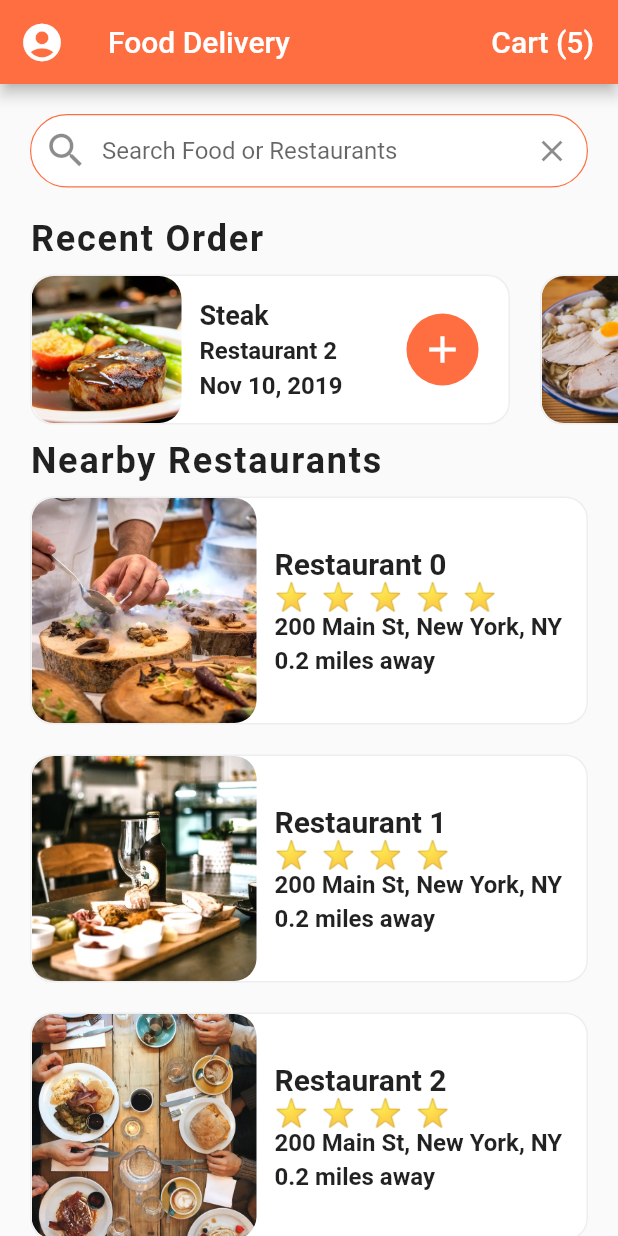
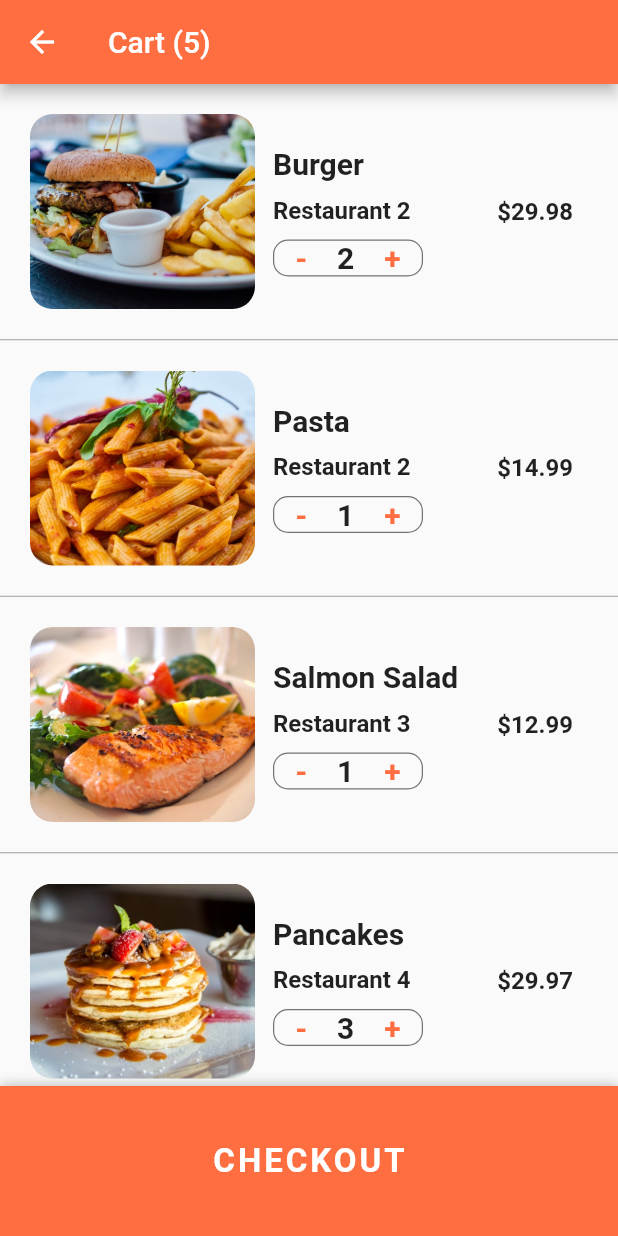
Before and after one commit to Gabriellvs60/flutter_food_delivery_ui, a Flutter app: the screen it shows after launch, after a tap on an icon or button, on a phone screen of 412 x 824 dp. Run offline on Flutter 3.47's test engine with Material 2 defaults, Android fonts, the phone set to English and light mode, and no system bars.

Commit message:
:lipstick: cart screen

```diff
--- /dev/null
+++ b/lib/screens/cart_screen.dart
@@ -0,0 +1,227 @@
+import 'package:flutter/material.dart';
+import 'package:flutter_food_delivery_ui/data/data.dart';
+import 'package:flutter_food_delivery_ui/models/order.dart';
+
+class CartScreen extends StatefulWidget {
+  @override
+  _CartScreenState createState() => _CartScreenState();
+}
+
+class _CartScreenState extends State<CartScreen> {
+  _buildCartItem(Order order) {
+    return Container(
+      padding: EdgeInsets.all(20.0),
+      height: 170.0,
+      child: Row(
+        children: <Widget>[
+          Expanded(
+            child: Row(
+              children: <Widget>[
+                Container(
+                  width: 150.0,
+                  decoration: BoxDecoration(
+                    image: DecorationImage(
+                      image: AssetImage(order.food.imageUrl),
+                      fit: BoxFit.cover,
+                    ),
+                    borderRadius: BorderRadius.circular(15.0),
+                  ),
+                ),
+                Expanded(
+                  child: Container(
+                    margin: EdgeInsets.all(12.0),
+                    child: Column(
+                      mainAxisAlignment: MainAxisAlignment.center,
+                      crossAxisAlignment: CrossAxisAlignment.start,
+                      children: <Widget>[
+                        Text(
+                          order.food.name,
+                          style: TextStyle(
+                            fontSize: 20.0,
+                            fontWeight: FontWeight.bold,
+                          ),
+                          overflow: TextOverflow.ellipsis,
+                        ),
+                        SizedBox(height: 10.0),
+                        Text(
+                          order.restaurant.name,
+                          style: TextStyle(
+                            fontSize: 16.0,
+                            fontWeight: FontWeight.w600,
+                          ),
+                          overflow: TextOverflow.ellipsis,
+                        ),
+                        SizedBox(height: 10.0),
+                        Container(
+                          width: 100.0,
+                          decoration: BoxDecoration(
+                            borderRadius: BorderRadius.circular(10.0),
+                            border: Border.all(
+                              width: 0.8,
+                              color: Colors.black54,
+                            ),
+                          ),
+                          child: Row(
+                            mainAxisAlignment: MainAxisAlignment.center,
+                            children: <Widget>[
+                              GestureDetector(
+                                onTap: () {},
+                                child: Text(
+                                  '-',
+                                  style: TextStyle(
+                                    color: Theme.of(context).primaryColor,
+                                    fontSize: 20.0,
+                                    fontWeight: FontWeight.w600,
+                                  ),
+                                ),
+                              ),
+                              SizedBox(width: 20.0),
+                              Text(
+                                order.quantity.toString(),
+                                style: TextStyle(
+                                  fontSize: 20.0,
+                                  fontWeight: FontWeight.w600,
+                                ),
+                              ),
+                              SizedBox(width: 20.0),
+                              GestureDetector(
+                                onTap: () {},
+                                child: Text(
+                                  '+',
+                                  style: TextStyle(
+                                    color: Theme.of(context).primaryColor,
+                                    fontSize: 20.0,
+                                    fontWeight: FontWeight.w600,
+                                  ),
+                                ),
+                              ),
+                            ],
+                          ),
+                        ),
+                      ],
+                    ),
+                  ),
+                )
+              ],
+            ),
+          ),
+          Container(
+            margin: EdgeInsets.all(10.0),
+            child: Text(
+              '\$${order.quantity * order.food.price}',
+              style: TextStyle(
+                fontSize: 16.0,
+                fontWeight: FontWeight.w600,
+              ),
+            ),
+          ),
+        ],
+      ),
+    );
+  }
+
+  @override
+  Widget build(BuildContext context) {
+    double totalPrice = 0;
+    currentUser.cart.forEach(
+      (Order order) => totalPrice += order.quantity * order.food.price,
+    );
+
+    return Scaffold(
+      appBar: AppBar(
+        title: Text('Cart (${currentUser.cart.length})'),
+      ),
+      body: ListView.separated(
+        itemCount: currentUser.cart.length + 1,
+        itemBuilder: (BuildContext context, int index) {
+          if (index < currentUser.cart.length) {
+            Order order = currentUser.cart[index];
+            return _buildCartItem(order);
+          }
+          return Padding(
+            padding: EdgeInsets.all(20.0),
+            child: Column(
+              children: <Widget>[
+                Row(
+                  mainAxisAlignment: MainAxisAlignment.spaceBetween,
+                  children: <Widget>[
+                    Text(
+                      'Estimated Delivery Time:',
+                      style: TextStyle(
+                        fontSize: 20.0,
+                        fontWeight: FontWeight.w600,
+                      ),
+                    ),
+                    Text(
+                      '25 min',
+                      style: TextStyle(
+                        fontSize: 20.0,
+                        fontWeight: FontWeight.w600,
+                      ),
+                    ),
+                  ],
+                ),
+                SizedBox(height: 10.0),
+                Row(
+                  mainAxisAlignment: MainAxisAlignment.spaceBetween,
+                  children: <Widget>[
+                    Text(
+                      'Total Cost:',
+                      style: TextStyle(
+                        fontSize: 20.0,
+                        fontWeight: FontWeight.w600,
+                      ),
+                    ),
+                    Text(
+                      '\$${totalPrice.toStringAsFixed(2)}',
+                      style: TextStyle(
+                        color: Colors.green[700],
+                        fontSize: 20.0,
+                        fontWeight: FontWeight.w600,
+                      ),
+                    ),
+                  ],
+                ),
+                SizedBox(height: 80.0),
+              ],
+            ),
+          );
+        },
+        separatorBuilder: (BuildContext context, int index) {
+          return Divider(
+            height: 1.0,
+            color: Colors.grey,
+          );
+        },
+      ),
+      bottomSheet: Container(
+        height: 100.0,
+        width: MediaQuery.of(context).size.width,
+        decoration: BoxDecoration(
+          color: Theme.of(context).primaryColor,
+          boxShadow: [
+            BoxShadow(
+              color: Colors.black26,
+              offset: Offset(0, -1),
+              blurRadius: 6.0,
+            ),
+          ],
+        ),
+        child: Center(
+          child: FlatButton(
+            child: Text(
+              'CHECKOUT',
+              style: TextStyle(
+                color: Colors.white,
+                fontSize: 22.0,
+                fontWeight: FontWeight.bold,
+                letterSpacing: 2.0,
+              ),
+            ),
+            onPressed: () {},
+          ),
+        ),
+      ),
+    );
+  }
+}
--- a/lib/screens/home_screen.dart
+++ b/lib/screens/home_screen.dart
@@ -1,6 +1,7 @@
 import 'package:flutter/material.dart';
 import 'package:flutter_food_delivery_ui/data/data.dart';
 import 'package:flutter_food_delivery_ui/models/restaurant.dart';
+import 'package:flutter_food_delivery_ui/screens/cart_screen.dart';
 import 'package:flutter_food_delivery_ui/screens/restaurant_screen.dart';
 import 'package:flutter_food_delivery_ui/widgets/recent_orders.dart';
 import 'package:flutter_food_delivery_ui/widgets/rating_stars.dart';
@@ -107,8 +108,13 @@ class _HomeScreenState extends State<HomeScreen> {
                     fontSize: 20.0,
                   ),
                 ),
-                onPressed: () {},
-              )
+                onPressed: () => Navigator.push(
+                  context,
+                  MaterialPageRoute(
+                    builder: (_) => CartScreen(),
+                  ),
+                ),
+              ),
             ]),
         body: ListView(
           children: <Widget>[
```
